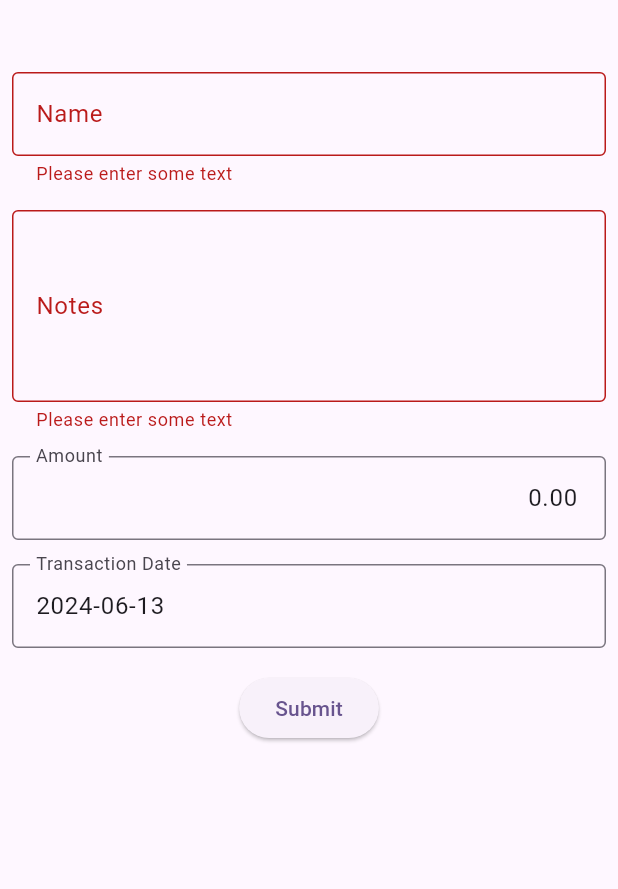
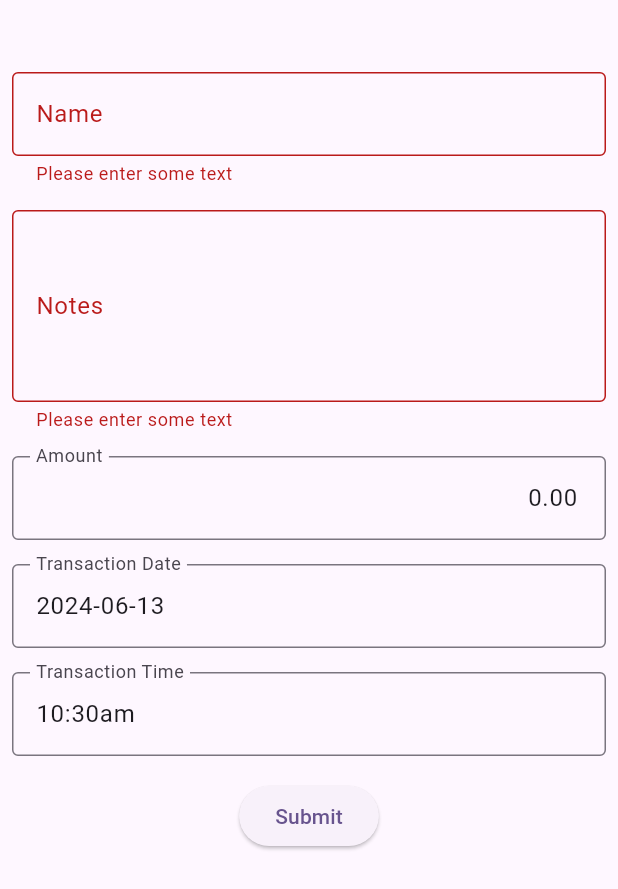
Before and after one commit to TINGWEIJING/mini-expense-tracker, a Flutter app: the screen it shows after launch, after a tap on "Submit", on a phone screen of 412 x 824 dp. Shown: the top 889 px of the screen. Run offline on Flutter 3.47's test engine with Material 3 defaults, Android fonts, the phone set to English and light mode, and no system bars.

Commit message:
🚧 Add transaction time field

```diff
--- a/lib/screens/add_expense_screen.dart
+++ b/lib/screens/add_expense_screen.dart
@@ -13,8 +13,8 @@ class _AddExpenseScreenState extends State<AddExpenseScreen> {
   final GlobalKey<FormState> _formKey = GlobalKey<FormState>();
   final TextEditingController _currencyFieldController =
       TextEditingController();
-  final TextEditingController _dateTimeFieldController =
-      TextEditingController();
+  final TextEditingController _dateFieldController = TextEditingController();
+  final TextEditingController _timeFieldController = TextEditingController();
 
   @override
   void initState() {
@@ -35,10 +35,11 @@ class _AddExpenseScreenState extends State<AddExpenseScreen> {
         );
       },
     );
-    _dateTimeFieldController.text = Util.formatDateTime(DateTime.now());
+    _dateFieldController.text = Util.formatDate(DateTime.now());
+    _timeFieldController.text = Util.formatTime(TimeOfDay.now());
   }
 
-  void _onTap({required BuildContext context}) {
+  void _onDateFieldTap({required BuildContext context}) {
     showDatePicker(
             context: context,
             firstDate: DateTime(2000),
@@ -47,7 +48,20 @@ class _AddExpenseScreenState extends State<AddExpenseScreen> {
       if (selectedDate == null) {
         return;
       }
-      _dateTimeFieldController.text = Util.formatDateTime(selectedDate);
+      _dateFieldController.text = Util.formatDate(selectedDate);
+    });
+  }
+
+  void _onTimeFieldTap({required BuildContext context}) {
+    showTimePicker(
+      context: context,
+      initialTime: TimeOfDay.now(),
+      initialEntryMode: TimePickerEntryMode.inputOnly,
+    ).then((selectedTime) {
+      if (selectedTime == null) {
+        return;
+      }
+      _timeFieldController.text = Util.formatTime(selectedTime);
     });
   }
 
@@ -113,7 +127,7 @@ class _AddExpenseScreenState extends State<AddExpenseScreen> {
               size: const Size.fromHeight(16),
             ),
             TextFormField(
-              controller: _dateTimeFieldController,
+              controller: _dateFieldController,
               decoration: const InputDecoration(
                 labelText: 'Transaction Date',
                 border: OutlineInputBorder(),
@@ -125,8 +139,27 @@ class _AddExpenseScreenState extends State<AddExpenseScreen> {
                 return null;
               },
               readOnly: true,
-              onTap: () => _onTap(context: context),
-            ), // TODO: add transaction time
+              onTap: () => _onDateFieldTap(context: context),
+            ),
+            SizedBox.fromSize(
+              size: const Size.fromHeight(16),
+            ),
+            TextFormField(
+              controller: _timeFieldController,
+              decoration: const InputDecoration(
+                labelText: 'Transaction Time',
+                border: OutlineInputBorder(),
+              ),
+              validator: (String? value) {
+                if (value == null || value.isEmpty) {
+                  return 'Please enter some text';
+                }
+                return null;
+              },
+              readOnly: true,
+              onTap: () => _onTimeFieldTap(context: context),
+            ),
+            // TODO (WJ): add source selection
             Padding(
               padding: const EdgeInsets.symmetric(vertical: 16.0),
               child: ElevatedButton(
--- a/lib/utils/util.dart
+++ b/lib/utils/util.dart
@@ -1,5 +1,12 @@
+import 'package:flutter/material.dart';
+
 class Util {
-  static String formatDateTime(DateTime dateTime) {
-    return "${dateTime.year.toString()}-${dateTime.month.toString().padLeft(2, '0')}-${dateTime.day.toString().padLeft(2, '0')}";
+  static String formatDate(DateTime date) {
+    return "${date.year.toString()}-${date.month.toString().padLeft(2, '0')}-${date.day.toString().padLeft(2, '0')}";
+  }
+
+  static String formatTime(TimeOfDay time) {
+    String period = time.period == DayPeriod.am ? "am" : "pm";
+    return "${time.hourOfPeriod.toString().padLeft(2, '0')}:${time.minute.toString().padLeft(2, '0')}$period";
   }
 }
```
